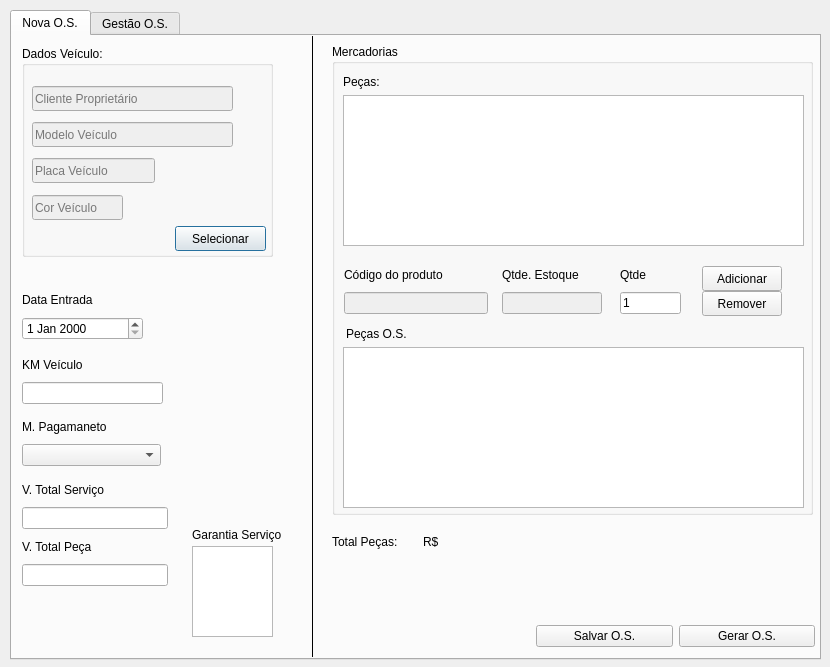
This is frm_ordemservico.ui in ustop0/TCC as Qt 5 draws it before an edit. The edited form follows.
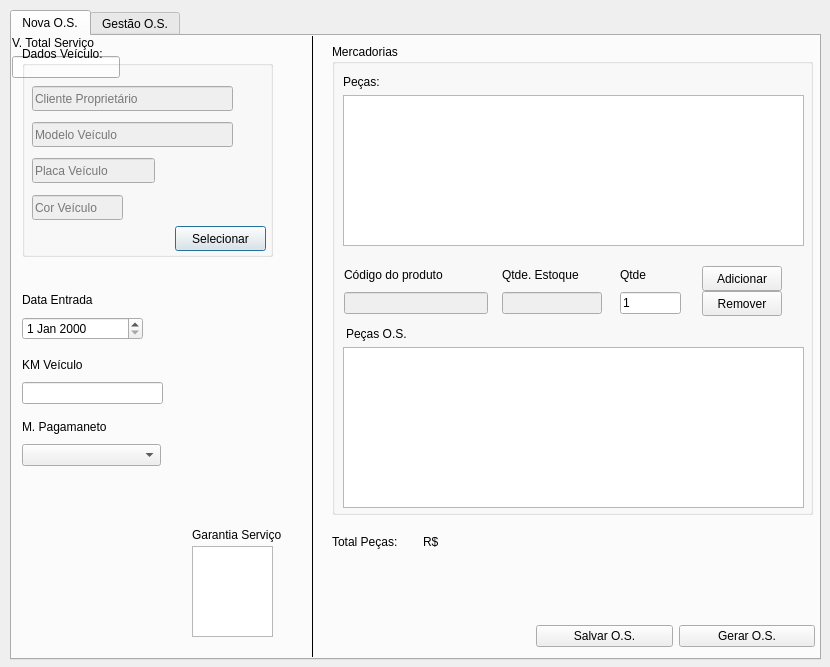
This is the edited form.

Commit message: terminando função Salva O.S.

```diff
--- a/frm_ordemservico.ui
+++ b/frm_ordemservico.ui
@@ -371,46 +371,6 @@
       </item>
      </layout>
     </widget>
-    <widget class="QWidget" name="layoutWidget">
-     <property name="geometry">
-      <rect>
-       <x>10</x>
-       <y>442</y>
-       <width>146</width>
-       <height>108</height>
-      </rect>
-     </property>
-     <layout class="QVBoxLayout" name="verticalLayout_5">
-      <item>
-       <layout class="QVBoxLayout" name="verticalLayout_3">
-        <item>
-         <widget class="QLabel" name="label_3">
-          <property name="text">
-           <string>V. Total Serviço</string>
-          </property>
-         </widget>
-        </item>
-        <item>
-         <widget class="QLineEdit" name="lineEdit_2"/>
-        </item>
-       </layout>
-      </item>
-      <item>
-       <layout class="QVBoxLayout" name="verticalLayout_4">
-        <item>
-         <widget class="QLabel" name="label_6">
-          <property name="text">
-           <string>V. Total Peça</string>
-          </property>
-         </widget>
-        </item>
-        <item>
-         <widget class="QLineEdit" name="lineEdit_3"/>
-        </item>
-       </layout>
-      </item>
-     </layout>
-    </widget>
     <widget class="QLabel" name="lb_total">
      <property name="geometry">
       <rect>
@@ -482,6 +442,20 @@
       </item>
      </layout>
     </widget>
+    <widget class="QWidget" name="">
+     <layout class="QVBoxLayout" name="verticalLayout_3">
+      <item>
+       <widget class="QLabel" name="label_3">
+        <property name="text">
+         <string>V. Total Serviço</string>
+        </property>
+       </widget>
+      </item>
+      <item>
+       <widget class="QLineEdit" name="txt_valorServico"/>
+      </item>
+     </layout>
+    </widget>
     <zorder>layoutWidget</zorder>
     <zorder>groupBox_2</zorder>
     <zorder>layoutWidget</zorder>
```
Left out of the diff: 6 changed lines with no effect on the pictures. The commit also changes 2 other files.
